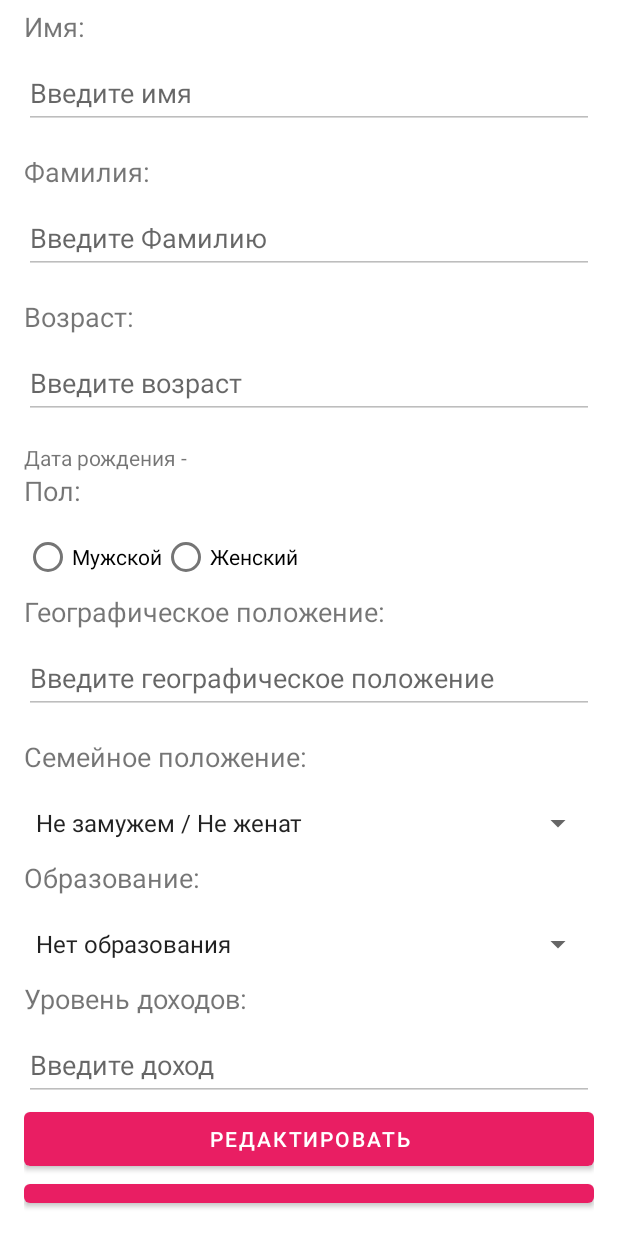
After one commit to 8CloudyCat8/MobileAppSurveys, an Android app built with Jetpack Compose: the EditProfileActivity screen opened directly, with no data from a screen before it, on a phone screen of 412 x 824 dp. The commit adds this screen. Run offline under Robolectric (Android 15) with nearby library versions, the phone set to English and light mode, and no system bars; our stand-ins replace Volley.

Commit message:
получение и отправка доп реквизитов

```diff
--- a/MyApplication/app/src/main/java/com/cloudycat/cloudyapp/LoginActivity.java
+++ b/MyApplication/app/src/main/java/com/cloudycat/cloudyapp/LoginActivity.java
@@ -68,7 +68,8 @@ public class LoginActivity extends AppCompatActivity {
 
                 sendJsonPostRequest(login.getText().toString(), password.getText().toString());
 
-                Intent intent = new Intent(LoginActivity.this, MainActivity.class);
+                //Intent intent = new Intent(LoginActivity.this, MainActivity.class);
+                Intent intent = new Intent(LoginActivity.this, EditProfileActivity.class);
                 startActivity(intent);
             }
         };
--- /dev/null
+++ b/MyApplication/app/src/main/res/layout/activity_edit_profile.xml
@@ -0,0 +1,224 @@
+<?xml version="1.0" encoding="utf-8"?>
+<androidx.constraintlayout.widget.ConstraintLayout xmlns:android="http://schemas.android.com/apk/res/android"
+    xmlns:app="http://schemas.android.com/apk/res-auto"
+    xmlns:tools="http://schemas.android.com/tools"
+    android:layout_width="match_parent"
+    android:layout_height="match_parent"
+    tools:context=".EditProfileActivity">
+
+    <RelativeLayout xmlns:android="http://schemas.android.com/apk/res/android"
+        xmlns:tools="http://schemas.android.com/tools"
+        android:layout_width="match_parent"
+        android:layout_height="match_parent"
+        android:paddingLeft="16dp"
+        android:paddingTop="5dp"
+        android:paddingRight="16dp"
+        android:paddingBottom="16dp">
+
+        <TextView
+            android:id="@+id/name"
+            android:layout_width="wrap_content"
+            android:layout_height="wrap_content"
+            android:text="Имя:"
+            android:textSize="18sp"
+            android:layout_marginBottom="8dp"/>
+        <EditText
+            android:id="@+id/nameEditText"
+            android:layout_width="match_parent"
+            android:layout_height="wrap_content"
+            android:layout_below="@id/name"
+            android:enabled="false"
+            android:imeOptions="actionDone"
+            android:hint="Введите имя"
+            android:layout_marginBottom="16dp"
+            android:minHeight="48dp"/>
+        <TextView
+            android:id="@+id/surnameTextView"
+            android:layout_width="wrap_content"
+            android:layout_height="wrap_content"
+            android:layout_below="@id/nameEditText"
+            android:text="Фамилия:"
+            android:textSize="18sp"
+            android:layout_marginBottom="8dp"/>
+
+        <EditText
+            android:id="@+id/surnameEditText"
+            android:layout_width="match_parent"
+            android:layout_height="wrap_content"
+            android:layout_below="@id/surnameTextView"
+            android:enabled="false"
+            android:imeOptions="actionDone"
+            android:hint="Введите Фамилию"
+            android:layout_marginBottom="16dp"
+            android:minHeight="48dp"/>
+
+        <TextView
+            android:id="@+id/ageTextView"
+            android:layout_width="wrap_content"
+            android:layout_height="wrap_content"
+            android:layout_below="@id/surnameEditText"
+            android:text="Возраст:"
+            android:textSize="18sp"
+            android:layout_marginBottom="8dp"/>
+
+        <EditText
+            android:id="@+id/ageEditText"
+            android:layout_width="match_parent"
+            android:layout_height="wrap_content"
+            android:layout_below="@id/ageTextView"
+            android:enabled="false"
+            android:inputType="number"
+            android:imeOptions="actionDone"
+            android:hint="Введите возраст"
+            android:layout_marginBottom="16dp"
+            android:minHeight="48dp"/>
+        <TextView
+            android:id="@+id/dateEditText"
+            android:layout_width="wrap_content"
+            android:layout_height="wrap_content"
+            android:text="Дата рождения - "
+            android:layout_below="@id/ageEditText"/>
+
+        <Button
+            android:id="@+id/btnDatePicker"
+            android:layout_width="wrap_content"
+            android:layout_height="wrap_content"
+            android:layout_marginTop="16dp"
+            android:text="Открыть календарь"
+            android:layout_below="@id/dateEditText"/>
+
+        <TextView
+            android:id="@+id/genderTextView"
+            android:layout_width="wrap_content"
+            android:layout_height="wrap_content"
+            android:layout_below="@id/btnDatePicker"
+            android:text="Пол:"
+            android:textSize="18sp"
+            android:layout_marginBottom="8dp"/>
+
+        <RadioGroup
+            android:id="@+id/genderRadioGroup"
+            android:orientation="horizontal"
+            android:layout_width="match_parent"
+            android:layout_height="wrap_content"
+            android:layout_below="@id/genderTextView">
+
+            <RadioButton
+                android:id="@+id/maleRadioButton"
+                android:layout_width="wrap_content"
+                android:layout_height="wrap_content"
+                android:text="Мужской"/>
+
+            <RadioButton
+                android:id="@+id/femaleRadioButton"
+                android:layout_width="wrap_content"
+                android:layout_height="wrap_content"
+                android:text="Женский"/>
+
+        </RadioGroup>
+
+        <TextView
+            android:id="@+id/locationTextView"
+            android:layout_width="wrap_content"
+            android:layout_height="wrap_content"
+            android:layout_below="@id/genderRadioGroup"
+            android:text="Географическое положение:"
+            android:textSize="18sp"
+            android:layout_marginBottom="8dp"/>
+
+        <EditText
+            android:id="@+id/locationEditText"
+            android:layout_width="match_parent"
+            android:layout_height="wrap_content"
+            android:layout_below="@id/locationTextView"
+            android:enabled="false"
+            android:inputType="text"
+            android:imeOptions="actionDone"
+            android:hint="Введите географическое положение"
+            android:minHeight="48dp"
+            android:layout_marginBottom="16dp"/>
+
+        <TextView
+            android:id="@+id/maritalStatusTextView"
+            android:layout_width="wrap_content"
+            android:layout_height="wrap_content"
+            android:layout_below="@id/locationEditText"
+            android:text="Семейное положение:"
+            android:textSize="18sp"
+            android:layout_marginBottom="8dp"/>
+
+        <Spinner
+            android:id="@+id/familyStatus_spinner"
+            android:layout_width="match_parent"
+            android:layout_height="wrap_content"
+            android:minHeight="48dp"
+            android:layout_below="@id/maritalStatusTextView"/>
+
+        <TextView
+            android:id="@+id/educationTextView"
+            android:layout_width="wrap_content"
+            android:layout_height="wrap_content"
+            android:layout_below="@id/familyStatus_spinner"
+            android:text="Образование:"
+            android:textSize="18sp"
+            android:layout_marginBottom="8dp"/>
+        <Spinner
+            android:id="@+id/education_spinner"
+            android:layout_width="match_parent"
+            android:layout_height="wrap_content"
+            android:minHeight="48dp"
+            android:layout_below="@id/educationTextView"/>
+
+        <TextView
+            android:id="@+id/incomeEditView"
+            android:layout_width="wrap_content"
+            android:layout_height="wrap_content"
+            android:layout_below="@id/education_spinner"
+            android:text="Уровень доходов:"
+            android:textSize="18sp"
+            android:layout_marginBottom="8dp"/>
+        <EditText
+            android:id="@+id/incomeEditText"
+            android:layout_width="match_parent"
+            android:layout_height="wrap_content"
+            android:layout_below="@id/incomeEditView"
+            android:enabled="false"
+            android:inputType="number"
+            android:imeOptions="actionDone"
+            android:hint="Введите доход"
+            android:layout_marginBottom="0dp"
+            android:minHeight="48dp"/>
+
+
+        <Button
+            android:id="@+id/editButton"
+            android:layout_width="match_parent"
+            android:layout_height="wrap_content"
+            android:layout_marginTop="1dp"
+            android:text="Редактировать"
+            android:layout_below="@id/incomeEditText"
+            android:minHeight="48dp"
+            />
+
+        <Button
+            android:id="@+id/saveButton"
+            android:layout_width="match_parent"
+            android:layout_height="wrap_content"
+            android:layout_marginTop="0dp"
+            android:text="Сохранить"
+            android:visibility="gone"
+            android:layout_below="@id/incomeEditText"/>
+
+        <Button
+            android:id="@+id/reButton"
+            android:layout_width="match_parent"
+            android:layout_height="wrap_content"
+            android:layout_marginTop="0dp"
+            android:text="Костыль Кнопка"
+
+            android:layout_below="@id/editButton"/>
+
+
+    </RelativeLayout>
+
+</androidx.constraintlayout.widget.ConstraintLayout>
--- a/MyApplication/app/src/main/res/values/strings.xml
+++ b/MyApplication/app/src/main/res/values/strings.xml
@@ -36,4 +36,21 @@
     <string name="hello_blank_fragment">Hello blank fragment</string>
     <string name="title_activity_login">LoginActivity</string>
 
+    <string-array name="education_array">
+        <item>Нет образования</item>
+        <item>Основное общее</item>
+        <item>Среднее общее</item>
+        <item>Среднее профессиональное</item>
+        <item>Высшее, бакалавр</item>
+        <item>Высшее, магистр</item>
+        <item>Высшая квалификация</item>
+    </string-array>
+
+    <string-array name="familyStatus_array">
+        <item>Не замужем / Не женат</item>
+        <item>Замужем / Женат</item>
+        <item>Разведен / Разведена</item>
+        <item>Вдовец / Вдова</item>
+    </string-array>
+
 </resources>
```
Also changed, not shown: MyApplication/app/src/main/AndroidManifest.xml (+6 -7 lines), MyApplication/app/src/main/java/com/cloudycat/cloudyapp/EditProfileActivity.java (added, +442 -0 lines).
